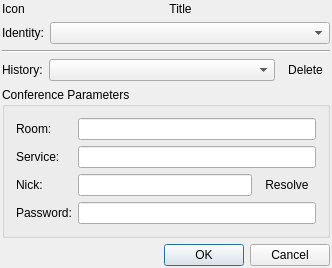
Before: the Qt Designer form src/plugins/multiuserchat/joinmultichatdialog2.ui in xnamed/vacuum-im, drawn with Qt 5.
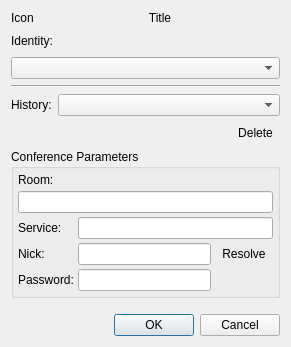
After: the same form once the commit is applied.

Patch:
```diff
--- a/src/plugins/multiuserchat/joinmultichatdialog2.ui
+++ b/src/plugins/multiuserchat/joinmultichatdialog2.ui
@@ -6,23 +6,11 @@
    <rect>
     <x>0</x>
     <y>0</y>
-    <width>332</width>
-    <height>250</height>
+    <width>291</width>
+    <height>347</height>
    </rect>
   </property>
-  <layout class="QVBoxLayout" name="verticalLayout">
-   <property name="leftMargin">
-    <number>2</number>
-   </property>
-   <property name="topMargin">
-    <number>2</number>
-   </property>
-   <property name="rightMargin">
-    <number>2</number>
-   </property>
-   <property name="bottomMargin">
-    <number>2</number>
-   </property>
+  <layout class="QVBoxLayout" name="verticalLayout_2">
    <item>
     <layout class="QHBoxLayout" name="horizontalLayout">
      <item>
@@ -51,7 +39,9 @@
     </layout>
    </item>
    <item>
-    <layout class="QHBoxLayout" name="hltIdentity">
+    <layout class="QVBoxLayout" name="verticalLayout">
+     <item>
+      <layout class="QHBoxLayout" name="horizontalLayout_2">
      <item>
       <widget class="QLabel" name="lblIdentity">
        <property name="text">
@@ -66,6 +56,21 @@
       </widget>
      </item>
      <item>
+        <spacer name="horizontalSpacer_2">
+         <property name="orientation">
+          <enum>Qt::Horizontal</enum>
+         </property>
+         <property name="sizeHint" stdset="0">
+          <size>
+           <width>40</width>
+           <height>20</height>
+          </size>
+         </property>
+        </spacer>
+       </item>
+      </layout>
+     </item>
+     <item>
       <widget class="QComboBox" name="cmbStreamJid">
        <property name="sizePolicy">
         <sizepolicy hsizetype="Expanding" vsizetype="Fixed">
@@ -88,8 +93,21 @@
     </widget>
    </item>
    <item>
-    <layout class="QHBoxLayout" name="hltHistory">
-     <item>
+    <layout class="QGridLayout" name="gridLayout_2">
+     <item row="0" column="1">
+      <widget class="QComboBox" name="cmbHistory">
+       <property name="sizePolicy">
+        <sizepolicy hsizetype="Expanding" vsizetype="Fixed">
+         <horstretch>0</horstretch>
+         <verstretch>0</verstretch>
+        </sizepolicy>
+       </property>
+       <property name="sizeAdjustPolicy">
+        <enum>QComboBox::AdjustToMinimumContentsLength</enum>
+       </property>
+      </widget>
+     </item>
+     <item row="0" column="0">
       <widget class="QLabel" name="lblHistory">
        <property name="text">
         <string>History:</string>
@@ -102,18 +120,20 @@
        </property>
       </widget>
      </item>
+     <item row="1" column="1">
+      <layout class="QHBoxLayout" name="hltHistory">
      <item>
-      <widget class="QComboBox" name="cmbHistory">
-       <property name="sizePolicy">
-        <sizepolicy hsizetype="Expanding" vsizetype="Fixed">
-         <horstretch>0</horstretch>
-         <verstretch>0</verstretch>
-        </sizepolicy>
-       </property>
-       <property name="sizeAdjustPolicy">
-        <enum>QComboBox::AdjustToMinimumContentsLength</enum>
-       </property>
-      </widget>
+        <spacer name="horizontalSpacer">
+         <property name="orientation">
+          <enum>Qt::Horizontal</enum>
+         </property>
+         <property name="sizeHint" stdset="0">
+          <size>
+           <width>40</width>
+           <height>20</height>
+          </size>
+         </property>
+        </spacer>
      </item>
      <item>
       <widget class="QToolButton" name="tlbDeleteHistory">
@@ -127,12 +147,35 @@
      </item>
     </layout>
    </item>
+    </layout>
+   </item>
    <item>
     <widget class="QGroupBox" name="grbConference">
+     <property name="sizePolicy">
+      <sizepolicy hsizetype="Expanding" vsizetype="Preferred">
+       <horstretch>0</horstretch>
+       <verstretch>0</verstretch>
+      </sizepolicy>
+     </property>
      <property name="title">
       <string>Conference Parameters</string>
      </property>
      <layout class="QGridLayout" name="gridLayout">
+      <property name="leftMargin">
+       <number>4</number>
+      </property>
+      <property name="topMargin">
+       <number>4</number>
+      </property>
+      <property name="rightMargin">
+       <number>4</number>
+      </property>
+      <property name="bottomMargin">
+       <number>4</number>
+      </property>
+      <property name="spacing">
+       <number>4</number>
+      </property>
       <item row="0" column="0">
        <widget class="QLabel" name="lblRoom">
         <property name="text">
@@ -140,10 +183,10 @@
         </property>
        </widget>
       </item>
-      <item row="0" column="1" colspan="2">
+      <item row="1" column="0" colspan="3">
        <widget class="QLineEdit" name="lneRoom"/>
       </item>
-      <item row="1" column="0">
+      <item row="2" column="0">
        <widget class="QLabel" name="lblService">
         <property name="text">
          <string>Service:</string>
@@ -156,10 +199,7 @@
         </property>
        </widget>
       </item>
-      <item row="1" column="1" colspan="2">
-       <widget class="QLineEdit" name="lneService"/>
-      </item>
-      <item row="2" column="0">
+      <item row="3" column="0">
        <widget class="QLabel" name="lblNick">
         <property name="text">
          <string>Nick:</string>
@@ -172,10 +212,10 @@
         </property>
        </widget>
       </item>
-      <item row="2" column="1">
+      <item row="3" column="1">
        <widget class="QLineEdit" name="lneNick"/>
       </item>
-      <item row="2" column="2">
+      <item row="3" column="2">
        <widget class="QToolButton" name="tlbResolveNick">
         <property name="sizePolicy">
          <sizepolicy hsizetype="Preferred" vsizetype="Fixed">
@@ -191,7 +231,7 @@
         </property>
        </widget>
       </item>
-      <item row="3" column="0">
+      <item row="4" column="0">
        <widget class="QLabel" name="lblPassword">
         <property name="text">
          <string>Password:</string>
@@ -204,16 +244,32 @@
         </property>
        </widget>
       </item>
-      <item row="3" column="1" colspan="2">
+      <item row="4" column="1">
        <widget class="QLineEdit" name="lnePassword">
         <property name="echoMode">
          <enum>QLineEdit::PasswordEchoOnEdit</enum>
         </property>
        </widget>
       </item>
+      <item row="2" column="1" colspan="2">
+       <widget class="QLineEdit" name="lneService"/>
+      </item>
      </layout>
     </widget>
    </item>
+   <item>
+    <spacer name="verticalSpacer">
+     <property name="orientation">
+      <enum>Qt::Vertical</enum>
+     </property>
+     <property name="sizeHint" stdset="0">
+      <size>
+       <width>20</width>
+       <height>17</height>
+      </size>
+     </property>
+    </spacer>
+   </item>
    <item>
     <widget class="QDialogButtonBox" name="btbButtons">
      <property name="standardButtons">
```
Left out of the diff: 3 changed lines with no effect on the pictures. Lines whose indentation alone changed are shown as unchanged.
